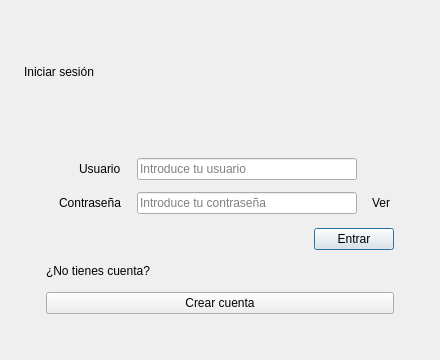
The window that proyecto_IHM/logindialog.ui (pgomsan/proyecto_IHM) describes before a commit, drawn with Qt 5.
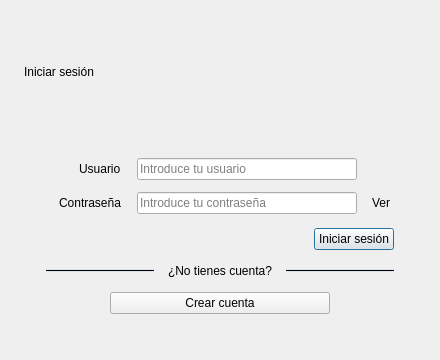
The same window after the commit.

Commit message: Cambio interfaz iniciar sesion

Diff of the .ui file:
```diff
--- a/proyecto_IHM/logindialog.ui
+++ b/proyecto_IHM/logindialog.ui
@@ -242,21 +242,111 @@
            <bool>true</bool>
           </property>
           <property name="text">
-           <string>Entrar</string>
+           <string>Iniciar sesión</string>
           </property>
          </widget>
         </item>
        </layout>
+      </item>
+      <item>
+       <layout class="QHBoxLayout" name="registerDividerLayout">
+        <property name="spacing">
+         <number>14</number>
+        </property>
+        <property name="leftMargin">
+         <number>0</number>
+        </property>
+        <property name="topMargin">
+         <number>0</number>
+        </property>
+        <property name="rightMargin">
+         <number>0</number>
+        </property>
+        <property name="bottomMargin">
+         <number>0</number>
+        </property>
+        <item>
+         <widget class="QFrame" name="registerDividerLeft">
+          <property name="sizePolicy">
+           <sizepolicy hsizetype="Expanding" vsizetype="Fixed">
+            <horstretch>1</horstretch>
+            <verstretch>0</verstretch>
+           </sizepolicy>
+          </property>
+          <property name="minimumSize">
+           <size>
+            <width>70</width>
+            <height>0</height>
+           </size>
+          </property>
+          <property name="frameShape">
+           <enum>QFrame::HLine</enum>
+          </property>
+          <property name="frameShadow">
+           <enum>QFrame::Plain</enum>
+          </property>
+          <property name="styleSheet">
+           <string notr="true">background-color: #DCE3EF;</string>
+          </property>
+         </widget>
       </item>
       <item>
        <widget class="QLabel" name="registerHintLabel">
+          <property name="alignment">
+           <set>Qt::AlignHCenter|Qt::AlignVCenter</set>
+          </property>
         <property name="text">
          <string>¿No tienes cuenta?</string>
         </property>
        </widget>
       </item>
       <item>
+         <widget class="QFrame" name="registerDividerRight">
+          <property name="sizePolicy">
+           <sizepolicy hsizetype="Expanding" vsizetype="Fixed">
+            <horstretch>1</horstretch>
+            <verstretch>0</verstretch>
+           </sizepolicy>
+          </property>
+          <property name="minimumSize">
+           <size>
+            <width>70</width>
+            <height>0</height>
+           </size>
+          </property>
+          <property name="frameShape">
+           <enum>QFrame::HLine</enum>
+          </property>
+          <property name="frameShadow">
+           <enum>QFrame::Plain</enum>
+          </property>
+          <property name="styleSheet">
+           <string notr="true">background-color: #DCE3EF;</string>
+          </property>
+         </widget>
+        </item>
+       </layout>
+      </item>
+      <item alignment="Qt::AlignHCenter">
        <widget class="QPushButton" name="registerButton">
+        <property name="sizePolicy">
+         <sizepolicy hsizetype="Fixed" vsizetype="Fixed">
+          <horstretch>0</horstretch>
+          <verstretch>0</verstretch>
+         </sizepolicy>
+        </property>
+        <property name="minimumSize">
+         <size>
+          <width>220</width>
+          <height>0</height>
+         </size>
+        </property>
+        <property name="maximumSize">
+         <size>
+          <width>260</width>
+          <height>16777215</height>
+         </size>
+        </property>
         <property name="text">
          <string>Crear cuenta</string>
         </property>
```
Left out of the diff: 2 changed lines with no effect on the pictures. Lines whose indentation alone changed are shown as unchanged. The commit also changes 8 other files.
